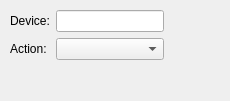
Before: the Qt Designer form kstars/tools/argsetscopeactionindi.ui in KDE/kstars, drawn with Qt 5.
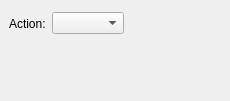
After: the same form once the commit is applied.

Diff of the .ui file:
```diff
--- a/kstars/tools/argsetscopeactionindi.ui
+++ b/kstars/tools/argsetscopeactionindi.ui
@@ -14,7 +14,7 @@
   </property>
   <layout class="QVBoxLayout" >
    <property name="margin" >
-    <number>10</number>
+    <number>9</number>
    </property>
    <property name="spacing" >
     <number>6</number>
@@ -28,45 +28,15 @@
       <number>6</number>
      </property>
      <item>
-      <layout class="QVBoxLayout" >
-       <property name="margin" >
-        <number>0</number>
-       </property>
-       <property name="spacing" >
-        <number>6</number>
-       </property>
-       <item>
-        <widget class="QLabel" name="textLabel1" >
-         <property name="text" >
-          <string>Device:</string>
-         </property>
-        </widget>
-       </item>
-       <item>
         <widget class="QLabel" name="textLabel1_2" >
          <property name="text" >
           <string>Action:</string>
          </property>
         </widget>
        </item>
-      </layout>
-     </item>
-     <item>
-      <layout class="QVBoxLayout" >
-       <property name="margin" >
-        <number>0</number>
-       </property>
-       <property name="spacing" >
-        <number>6</number>
-       </property>
-       <item>
-        <widget class="QLineEdit" name="deviceName" />
-       </item>
        <item>
         <widget class="QComboBox" name="actionCombo" />
        </item>
-      </layout>
-     </item>
      <item>
       <spacer>
        <property name="orientation" >
@@ -77,8 +47,8 @@
        </property>
        <property name="sizeHint" >
         <size>
-         <width>56</width>
-         <height>21</height>
+         <width>88</width>
+         <height>29</height>
         </size>
        </property>
       </spacer>
```
Lines whose indentation alone changed are shown as unchanged.
